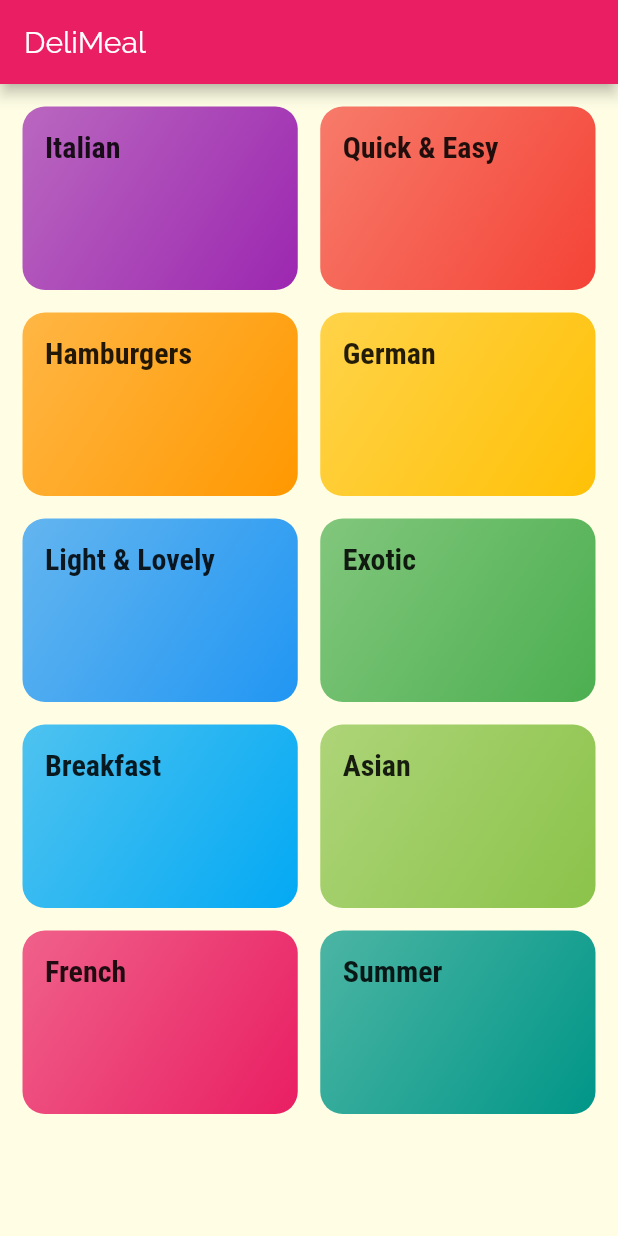
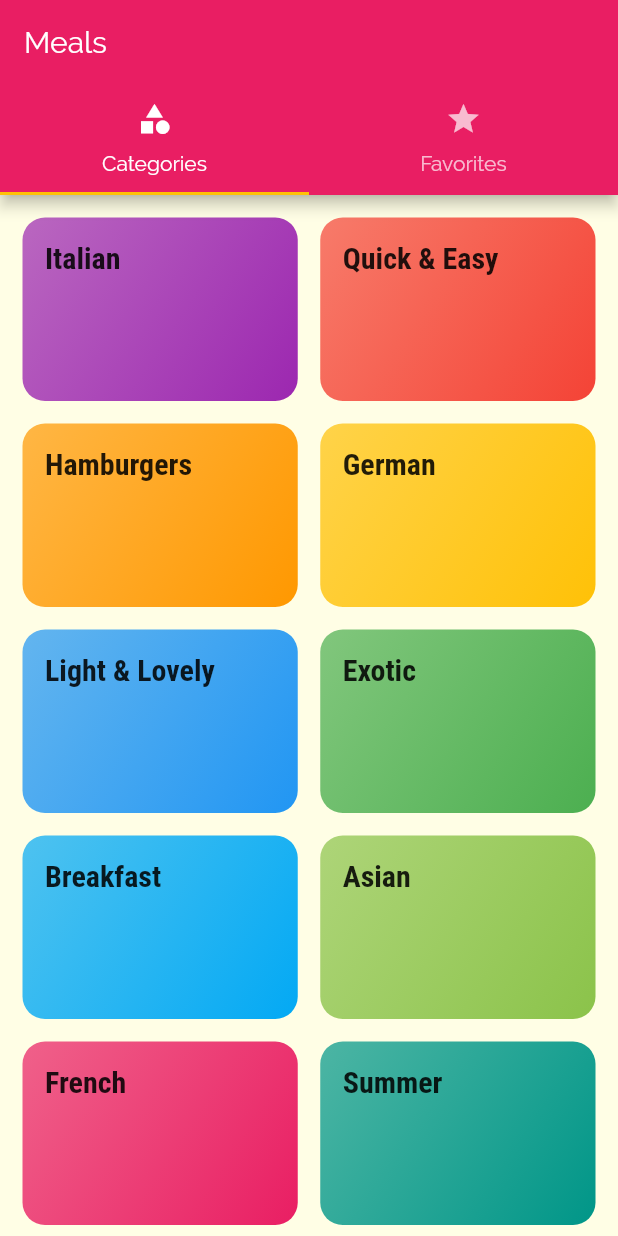
Before and after one commit to zallek/flutter-course-meals, a Flutter app: the screen it shows after launch, on a phone screen of 412 x 824 dp. Run offline on Flutter 3.47's test engine with Material 2 defaults, Android fonts, the phone set to English and light mode, and no system bars.

Commit message:
Top tab bar

```diff
--- a/lib/main.dart
+++ b/lib/main.dart
@@ -3,6 +3,7 @@ import 'package:flutter/material.dart';
 import './screens/categories_screen.dart';
 import './screens/category_meals_screen.dart';
 import './screens/meal_detail_screen.dart';
+import './screens/tabs_screen.dart';
 
 void main() {
   runApp(MyApp());
@@ -36,7 +37,7 @@ class MyApp extends StatelessWidget {
       ),
       initialRoute: '/',
       routes: {
-        '/': (_) => CategoriesScreen(),
+        '/': (_) => TabsScreen(),
         CategoryMealsScreen.routeName: (_) => CategoryMealsScreen(),
         MealDetailScreen.routeName: (_) => MealDetailScreen(),
       },
--- a/lib/screens/categories_screen.dart
+++ b/lib/screens/categories_screen.dart
@@ -6,9 +6,7 @@ import '../widgets/category_item.dart';
 class CategoriesScreen extends StatelessWidget {
   @override
   Widget build(BuildContext context) {
-    return Scaffold(
-      appBar: AppBar(title: const Text('DeliMeal')),
-      body: GridView(
+    return GridView(
       gridDelegate: SliverGridDelegateWithMaxCrossAxisExtent(
         maxCrossAxisExtent: 200,
         childAspectRatio: 3 / 2,
@@ -19,7 +17,6 @@ class CategoriesScreen extends StatelessWidget {
       children: DUMMY_CATEGORIES.map((category) {
         return CategoryItem(category);
       }).toList(),
-      ),
     );
   }
 }
--- /dev/null
+++ b/lib/screens/favorites_screen.dart
@@ -0,0 +1,10 @@
+import 'package:flutter/material.dart';
+
+class FavoritesScreen extends StatelessWidget {
+  @override
+  Widget build(BuildContext context) {
+    return Center(
+      child: Text('The Favorites'),
+    );
+  }
+}
--- /dev/null
+++ b/lib/screens/tabs_screen.dart
@@ -0,0 +1,41 @@
+import 'package:flutter/material.dart';
+
+import './categories_screen.dart';
+import './favorites_screen.dart';
+
+class TabsScreen extends StatefulWidget {
+  @override
+  _TabsScreenState createState() => _TabsScreenState();
+}
+
+class _TabsScreenState extends State<TabsScreen> {
+  @override
+  Widget build(BuildContext context) {
+    return DefaultTabController(
+      length: 2,
+      child: Scaffold(
+        appBar: AppBar(
+          title: Text('Meals'),
+          bottom: TabBar(
+            tabs: <Widget>[
+              Tab(
+                icon: Icon(Icons.category),
+                text: 'Categories',
+              ),
+              Tab(
+                icon: Icon(Icons.star),
+                text: 'Favorites',
+              ),
+            ],
+          ),
+        ),
+        body: TabBarView(
+          children: <Widget>[
+            CategoriesScreen(),
+            FavoritesScreen(),
+          ],
+        ),
+      ),
+    );
+  }
+}
```
Lines whose indentation alone changed are shown as unchanged.
